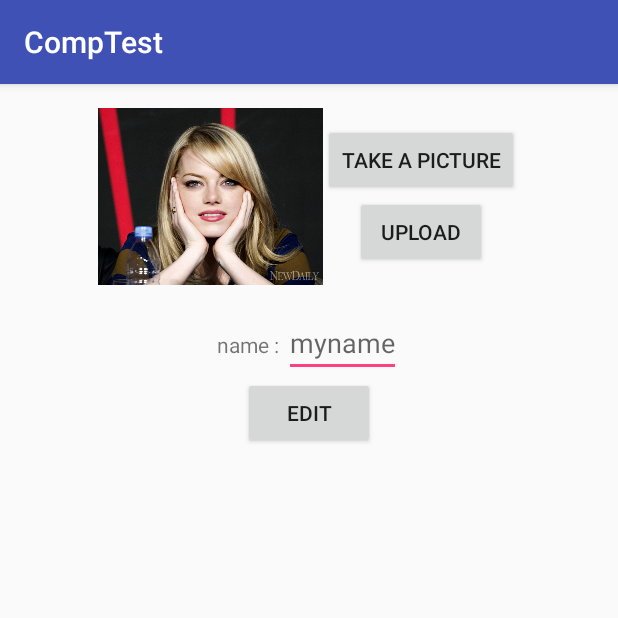
After one commit to 1hanhb/Racing3, an Android app: the EditActivity screen opened directly, with no data from a screen before it, on a phone screen of 412 x 824 dp, the top half of it. The commit adds this screen. Run offline under Robolectric (Android 15) with nearby library versions, the phone set to English and light mode, and no system bars.

Commit message:
2017.04.07 프로필 사진 완료

```diff
--- a/app/src/main/AndroidManifest.xml
+++ b/app/src/main/AndroidManifest.xml
@@ -3,6 +3,7 @@
     package="com.example.munak.comptest">
 
     <uses-permission android:name="android.permission.INTERNET"/>
+    <uses-permission android:name="android.permission.WRITE_EXTERNAL_STORAGE" />
 
     <application
         android:allowBackup="true"
@@ -43,6 +44,11 @@
             </meta-data>
         </activity>
 
+        <activity
+            android:name=".EditActivity">
+
+        </activity>
+
         <meta-data
             android:name="com.kakao.sdk.AppKey"
             android:value="@string/kakao_app_key" />
--- /dev/null
+++ b/app/src/main/res/layout/activity_edit.xml
@@ -0,0 +1,68 @@
+<?xml version="1.0" encoding="utf-8"?>
+<LinearLayout xmlns:android="http://schemas.android.com/apk/res/android"
+    android:orientation="vertical"
+    android:layout_width="match_parent"
+    android:layout_height="match_parent"
+    android:gravity="top">
+
+    <LinearLayout
+        android:layout_width="wrap_content"
+        android:layout_height="wrap_content"
+        android:orientation="horizontal"
+        android:layout_gravity="center"
+        android:gravity="center">
+
+        <ImageView
+            android:id="@+id/editProfile"
+            android:layout_width="150dp"
+            android:layout_height="150dp"
+            android:src="@drawable/emma2"/>
+
+        <LinearLayout
+            android:layout_width="wrap_content"
+            android:layout_height="wrap_content"
+            android:gravity="center"
+            android:orientation="vertical">
+
+            <Button
+                android:id="@+id/editPicture"
+                android:layout_width="wrap_content"
+                android:layout_height="wrap_content"
+                android:text="take a picture"/>
+
+            <Button
+                android:id="@+id/editUpload"
+                android:layout_width="wrap_content"
+                android:layout_height="wrap_content"
+                android:text="Upload"/>
+
+        </LinearLayout>
+
+    </LinearLayout>
+
+    <LinearLayout
+        android:layout_width="wrap_content"
+        android:layout_height="wrap_content"
+        android:orientation="horizontal"
+        android:layout_gravity="center">
+
+        <TextView
+            android:layout_width="wrap_content"
+            android:layout_height="wrap_content"
+            android:text="name : "/>
+
+        <EditText
+            android:layout_width="wrap_content"
+            android:layout_height="wrap_content"
+            android:hint="myname"/>
+
+    </LinearLayout>
+
+    <Button
+        android:layout_width="wrap_content"
+        android:layout_height="wrap_content"
+        android:layout_gravity="center"
+        android:text="edit"/>
+
+
+</LinearLayout>
```
Also changed, not shown: app/src/main/java/com/example/munak/comptest/EditActivity.java (added, +161 -0 lines), app/src/main/java/com/example/munak/comptest/MainActivity.java (+9 -0 lines), app/src/main/res/layout/activity_main.xml (+11 -9 lines), app/build.gradle (line endings or trailing spaces), app/src/main/res/drawable/facebook_icon.png (added), app/src/main/res/drawable/facebook_icon2.png (added).
